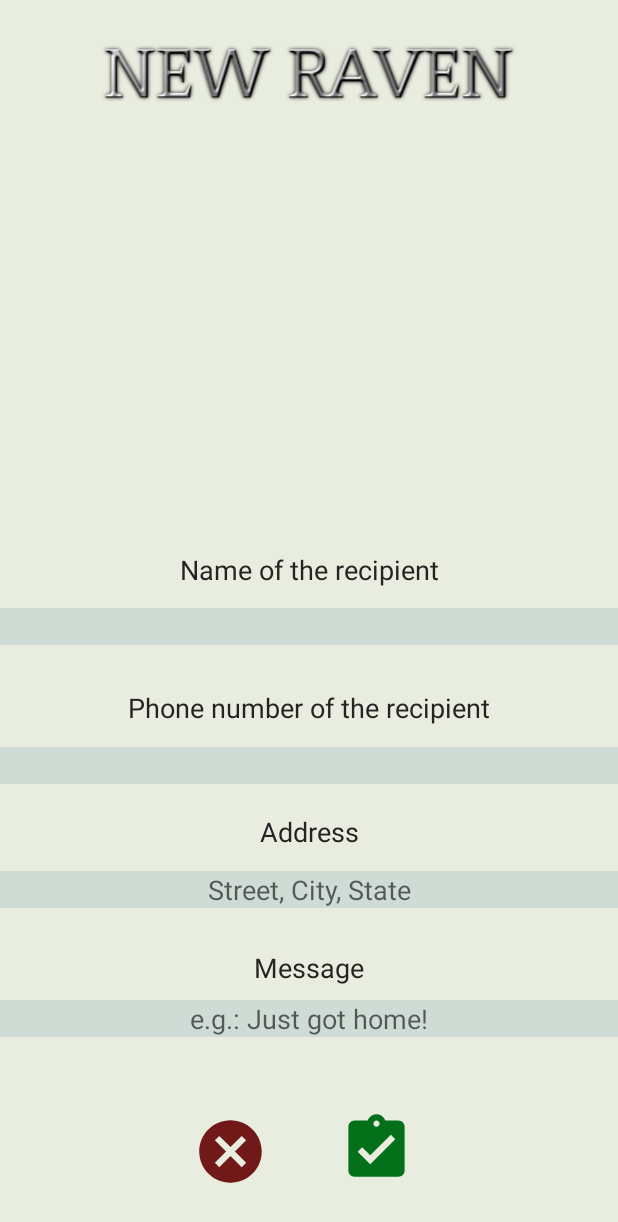
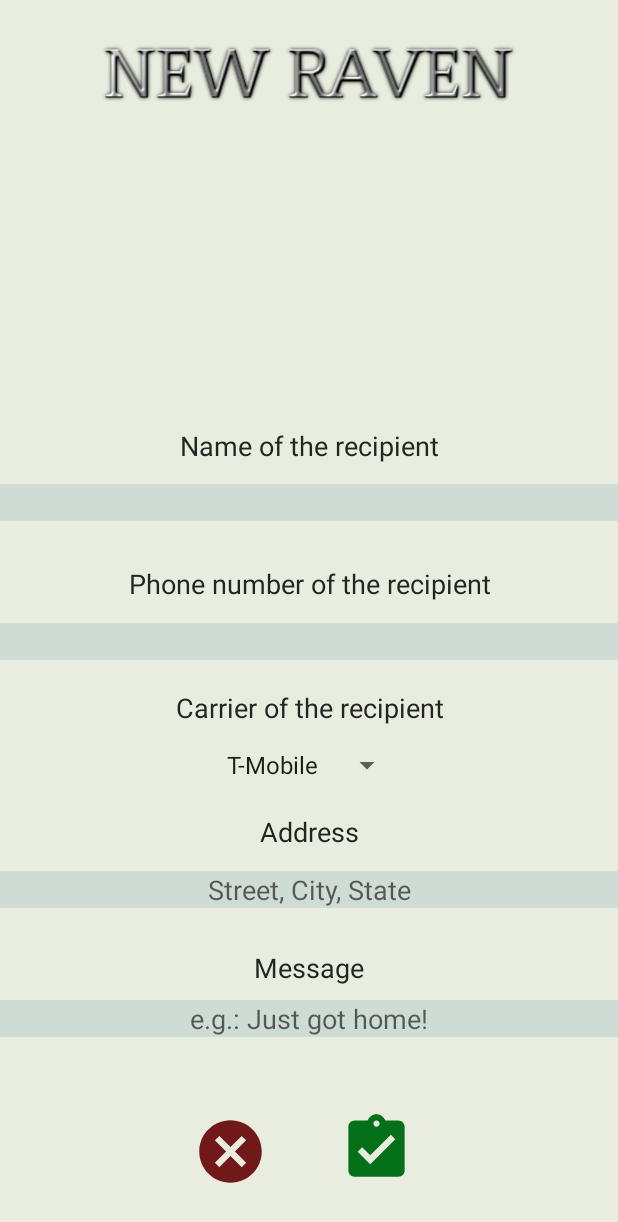
Before and after one commit to AmineToualbi/KotlinRaven, an Android app: the NewRaven screen opened directly, with no data from a screen before it, on a phone screen of 412 x 824 dp. Shown: the top 1222 px of the screen. Run offline under Robolectric (Android 15) with nearby library versions, the phone set to English and light mode, and no system bars.

Commit message:
Added Spinner to specify carrier in New Raven page

```diff
--- a/app/src/main/AndroidManifest.xml
+++ b/app/src/main/AndroidManifest.xml
@@ -17,8 +17,8 @@
         android:roundIcon="@drawable/ravenlogoplaystore"
         android:supportsRtl="true"
         android:theme="@style/AppTheme">
-        <activity android:name=".view.Loading"></activity>
-        <activity android:name=".view.Welcome">
+        <activity android:name=".view.Welcome"></activity>
+        <activity android:name=".view.Loading">
             <intent-filter>
                 <action android:name="android.intent.action.MAIN" />
                 <action android:name="android.intent.action.VIEW" />
--- a/app/src/main/java/com/toualbiapps/aminetoualbi/raven/view/MainActivity.kt
+++ b/app/src/main/java/com/toualbiapps/aminetoualbi/raven/view/MainActivity.kt
@@ -35,6 +35,7 @@ import kotlin.concurrent.fixedRateTimer
 private var locationManager: LocationManager? = null
 private val PermissionsRequestCode = 234
 
+//GMAIL PASSWORD => RavenAndroid123
 
 class MainActivity : AppCompatActivity() {
 
@@ -50,7 +51,7 @@ class MainActivity : AppCompatActivity() {
         var currentLongitude: Double = 100.0
         var currentLatitude: Double = 100.0
         //emptyRaven works as a placeholder to avoid NullPointerExceptions when checking for Ravens in ravenArray.
-        val emptyRaven = Raven(Int.MAX_VALUE, "0", "0", "0", 0.0, 0.0, true)
+        val emptyRaven = Raven(Int.MAX_VALUE, "0", "0", "Sprint", "0", 0.0, 0.0, true)
         //ravenArray is continuously updated w latest Ravens in db accessible from everywhere in the app.
         var ravenArray: Array<Raven> = arrayOf<Raven>(emptyRaven, emptyRaven, emptyRaven)
         var mTracking = false
--- a/app/src/main/java/com/toualbiapps/aminetoualbi/raven/view/NewRaven.kt
+++ b/app/src/main/java/com/toualbiapps/aminetoualbi/raven/view/NewRaven.kt
@@ -12,10 +12,7 @@ import android.os.Bundle
 import android.support.v7.app.AlertDialog
 import android.util.Log
 import android.view.View
-import android.widget.Button
-import android.widget.ImageButton
-import android.widget.TextView
-import android.widget.Toast
+import android.widget.*
 import com.toualbiapps.aminetoualbi.raven.R
 import com.toualbiapps.aminetoualbi.raven.view.application.DatabaseApp
 import com.toualbiapps.aminetoualbi.raven.view.model.Raven
@@ -27,7 +24,7 @@ import org.json.JSONArray
 import java.io.IOException
 import javax.inject.Inject
 
-class NewRaven : AppCompatActivity() {
+class NewRaven : AppCompatActivity(), AdapterView.OnItemSelectedListener {
 
     //Fields used to create Ravens.
     var ravenName: String? = null
@@ -64,12 +61,22 @@ class NewRaven : AppCompatActivity() {
     //List that will contain the current address "reverse geocoded" by the geocoder.
     var addresses: List<Address> = emptyList()
 
-
+    var carriers = arrayOf("T-Mobile", "AT&T", "Sprint")
+    var spinner: Spinner? = null
 
     override fun onCreate(savedInstanceState: Bundle?) {
         super.onCreate(savedInstanceState)
         setContentView(R.layout.activity_new_raven)
 
+        spinner = findViewById(R.id.enteredCarrier) as Spinner
+        spinner!!.setOnItemSelectedListener(this)
+
+        // Create an ArrayAdapter using a simple spinner layout and languages array
+        val aa = ArrayAdapter(this, android.R.layout.simple_spinner_item, carriers)
+        // Set layout to use when the list of choices appear
+        aa.setDropDownViewResource(android.R.layout.simple_spinner_dropdown_item)
+        // Set Adapter to Spinner
+        spinner!!.setAdapter(aa)
 
         //Access to app db.
         DatabaseApp.component.inject(this)
@@ -90,7 +97,6 @@ class NewRaven : AppCompatActivity() {
 
         //RequestPermission object.
         req_permission = RequestPermission(this,permissionList,PermissionsRequestCode)
-
 
         //Confirm action:
         validButton.setOnClickListener {
@@ -186,6 +192,12 @@ class NewRaven : AppCompatActivity() {
 
     }
 
+    override fun onItemSelected(parent: AdapterView<*>?, view: View?, position: Int, id: Long) {
+    }
+
+    override fun onNothingSelected(parent: AdapterView<*>?) {
+    }
+
 
     //Function to get correct Raven ID for new object to be saved in the Database.
     private fun updatedRavenID(ravenData: List<Raven>) : Int {
@@ -235,7 +247,7 @@ class NewRaven : AppCompatActivity() {
     private fun saveRaven(newRavenID: Int, goBackToMainActivity: Intent) {
 
         val raven: Raven = Raven(newRavenID, ravenName.toString(),
-                ravenPhoneNo.toString(), ravenMessage.toString(), ravenLongitude, ravenLatitude, true)
+                ravenPhoneNo.toString(), "Sprint", ravenMessage.toString(), ravenLongitude, ravenLatitude, true)
 
         MainActivity.ravenID++
 
--- a/app/src/main/java/com/toualbiapps/aminetoualbi/raven/view/Welcome.kt
+++ b/app/src/main/java/com/toualbiapps/aminetoualbi/raven/view/Welcome.kt
@@ -22,7 +22,7 @@ import kotlinx.android.synthetic.main.activity_welcome.*
 
 class Welcome : AppCompatActivity() {
 
-    var sharedPrefs: SharedPreferences? = null
+    var sharedPrefs: SharedPreferences? = null          //SharedPrefs allow to check if this is the first launch of the app.
     var layout_bars: LinearLayout? = null
     var bottomBars: ArrayList<TextView> = arrayListOf()
     var screens: IntArray = intArrayOf(
--- a/app/src/main/java/com/toualbiapps/aminetoualbi/raven/view/database/AppDatabase.kt
+++ b/app/src/main/java/com/toualbiapps/aminetoualbi/raven/view/database/AppDatabase.kt
@@ -9,7 +9,7 @@ import com.toualbiapps.aminetoualbi.raven.view.model.Raven
         entities = [
         Raven::class
         ],
-        version = 3,
+        version = 4,
         exportSchema = false
 )
 
--- a/app/src/main/java/com/toualbiapps/aminetoualbi/raven/view/model/Raven.kt
+++ b/app/src/main/java/com/toualbiapps/aminetoualbi/raven/view/model/Raven.kt
@@ -9,6 +9,7 @@ class Raven(
             @PrimaryKey var id: Int,         //id of the raven.
             var name: String,
             var phoneNo: String,
+            var carrier: String,
             var message: String,
             var longitude: Double,
             var latitude: Double,
--- a/app/src/main/res/layout/activity_new_raven.xml
+++ b/app/src/main/res/layout/activity_new_raven.xml
@@ -29,8 +29,9 @@
 
     <TextView
         android:id="@+id/nameTextView"
-        android:layout_width="wrap_content"
+        android:layout_width="match_parent"
         android:layout_height="wrap_content"
+        android:textAlignment="center"
         android:layout_marginBottom="13dp"
         android:gravity="center"
         android:text="Name of the recipient"
@@ -59,8 +60,9 @@
 
     <TextView
         android:id="@+id/phoneNoTextView"
-        android:layout_width="wrap_content"
+        android:layout_width="match_parent"
         android:layout_height="wrap_content"
+        android:textAlignment="center"
         android:layout_marginBottom="14dp"
         android:text="Phone number of the recipient"
         android:textColor="@color/color2"
@@ -80,12 +82,41 @@
         android:background="@color/color5"
         android:inputType="phone"
         android:textAlignment="center"
-        app:layout_constraintBottom_toTopOf="@+id/addressTextView"
+        app:layout_constraintBottom_toTopOf="@+id/carrierTextView"
         app:layout_constraintEnd_toEndOf="parent"
         app:layout_constraintStart_toStartOf="parent"
         tools:layout_constraintBottom_creator="1"
         tools:layout_constraintLeft_creator="1"
         tools:layout_constraintRight_creator="1" />
+
+    <TextView
+        android:id="@+id/carrierTextView"
+        android:layout_width="match_parent"
+        android:layout_height="wrap_content"
+        android:textAlignment="center"
+        android:layout_marginBottom="14dp"
+        android:text="Carrier of the recipient"
+        android:textColor="@color/color2"
+        android:textSize="18dp"
+        app:layout_constraintBottom_toTopOf="@+id/enteredCarrier"
+        app:layout_constraintEnd_toEndOf="parent"
+        app:layout_constraintStart_toStartOf="parent"
+        tools:layout_constraintBottom_creator="1"
+        tools:layout_constraintRight_creator="1"
+        />
+
+    <Spinner
+        android:id="@+id/enteredCarrier"
+        android:layout_width="wrap_content"
+        android:layout_height="wrap_content"
+        app:layout_constraintBottom_toTopOf="@id/addressTextView"
+        app:layout_constraintEnd_toEndOf="parent"
+        app:layout_constraintStart_toStartOf="parent"
+        tools:layout_constraintBottom_creator="1"
+        tools:layout_constraintLeft_creator="1"
+        tools:layout_constraintRight_creator="1"
+        android:layout_marginBottom="20dp"
+        />
 
     <TextView
         android:id="@+id/addressTextView"
@@ -192,5 +223,4 @@
         tools:layout_constraintTop_creator="1" />
 
 
-
 </android.support.constraint.ConstraintLayout>
```
Also changed, not shown: app/src/main/res/layout/intro_screen1.xml (+11 -2 lines), app/src/main/res/layout/intro_screen2.xml (+21 -5 lines).
